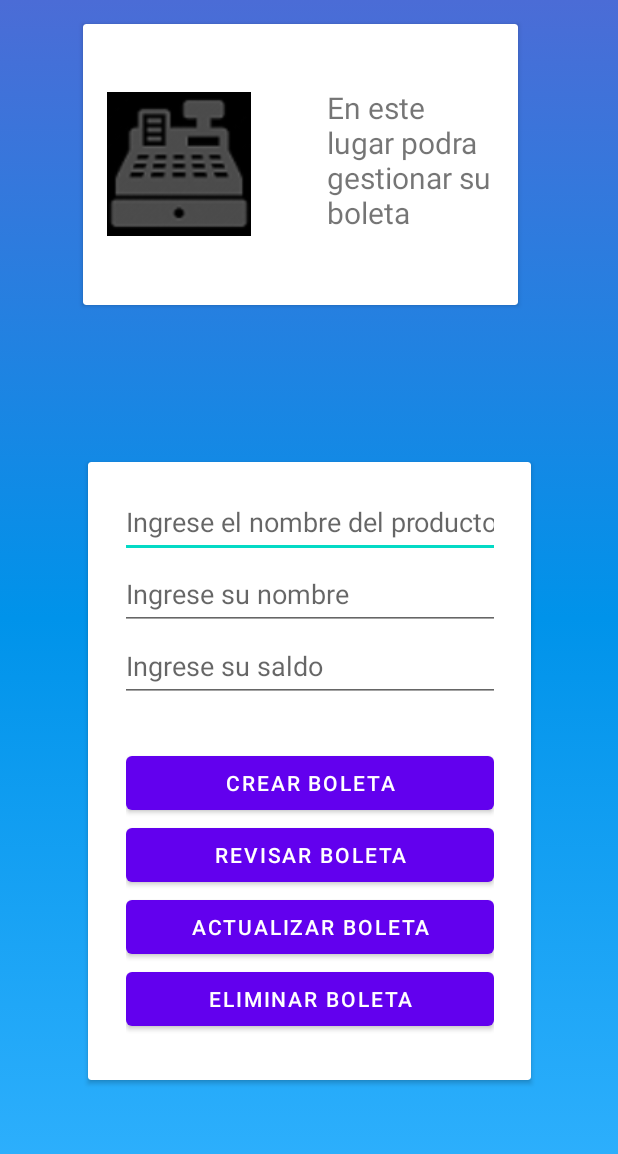
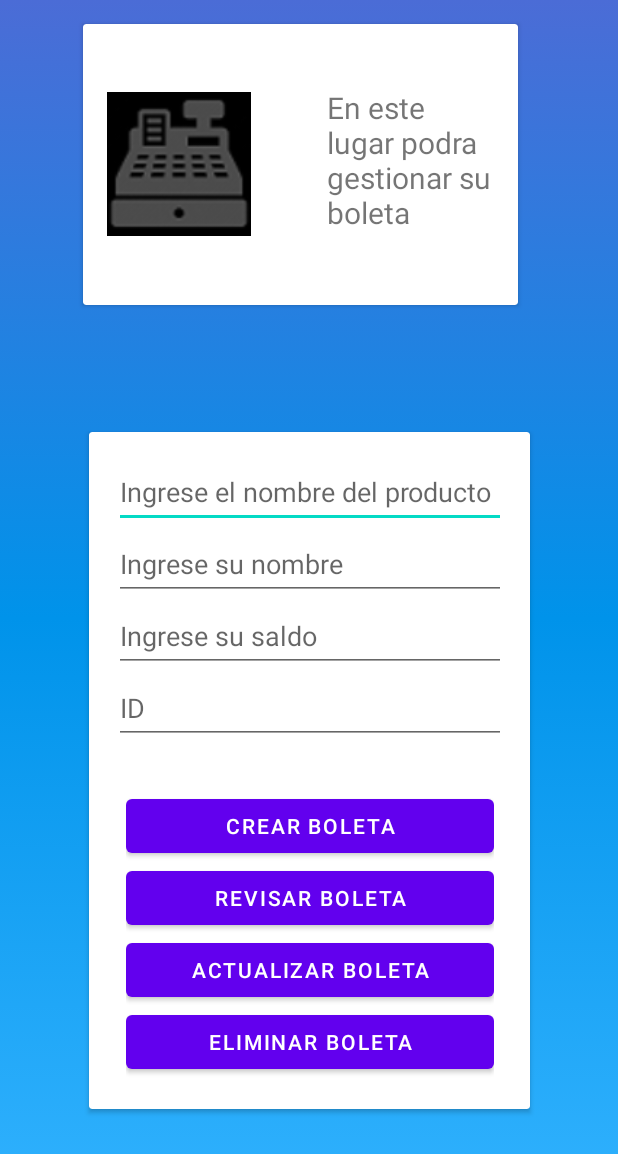
Before and after one commit to RogueBlaiddyd/Aplicacion_base_2, an Android app: the Comprar_act screen opened directly, with no data from a screen before it, on a phone screen of 412 x 824 dp. Shown: the top 1154 px of the screen. Run offline under Robolectric (Android 15) with nearby library versions, the phone set to English and light mode, and no system bars.

```diff
--- a/app/src/main/res/layout/activity_comprar.xml
+++ b/app/src/main/res/layout/activity_comprar.xml
@@ -46,12 +46,12 @@
     </androidx.cardview.widget.CardView>
 
     <androidx.cardview.widget.CardView
-        android:layout_width="295dp"
-        android:layout_height="412dp"
+        android:layout_width="294dp"
+        android:layout_height="451dp"
         app:layout_constraintBottom_toBottomOf="parent"
         app:layout_constraintEnd_toEndOf="parent"
         app:layout_constraintStart_toStartOf="parent"
-        app:layout_constraintTop_toBottomOf="@+id/cardView5" >
+        app:layout_constraintTop_toBottomOf="@+id/cardView5">
 
         <androidx.constraintlayout.widget.ConstraintLayout
             android:layout_width="match_parent"
@@ -59,8 +59,8 @@
 
             <LinearLayout
                 android:id="@+id/linearLayout4"
-                android:layout_width="253dp"
-                android:layout_height="145dp"
+                android:layout_width="261dp"
+                android:layout_height="203dp"
                 android:layout_marginTop="16dp"
                 android:orientation="vertical"
                 app:layout_constraintEnd_toEndOf="parent"
@@ -68,7 +68,7 @@
                 app:layout_constraintTop_toTopOf="parent">
 
                 <EditText
-                    android:id="@+id/editTextTextPersonName"
+                    android:id="@+id/produText"
                     android:layout_width="match_parent"
                     android:layout_height="wrap_content"
                     android:ems="10"
@@ -77,7 +77,7 @@
                     android:minHeight="48dp" />
 
                 <EditText
-                    android:id="@+id/editTextTextPersonName2"
+                    android:id="@+id/nameText"
                     android:layout_width="match_parent"
                     android:layout_height="wrap_content"
                     android:ems="10"
@@ -86,11 +86,20 @@
                     android:minHeight="48dp" />
 
                 <EditText
-                    android:id="@+id/editTextTextPersonName3"
+                    android:id="@+id/saldoText"
                     android:layout_width="match_parent"
                     android:layout_height="wrap_content"
                     android:ems="10"
                     android:hint="Ingrese su saldo"
+                    android:inputType="textPersonName"
+                    android:minHeight="48dp" />
+
+                <EditText
+                    android:id="@+id/idText"
+                    android:layout_width="match_parent"
+                    android:layout_height="wrap_content"
+                    android:ems="10"
+                    android:hint="ID"
                     android:inputType="textPersonName"
                     android:minHeight="48dp" />
             </LinearLayout>
@@ -108,24 +117,28 @@
                     android:id="@+id/button6"
                     android:layout_width="match_parent"
                     android:layout_height="wrap_content"
+                    android:onClick="crear"
                     android:text="Crear boleta" />
 
                 <Button
                     android:id="@+id/button7"
                     android:layout_width="match_parent"
                     android:layout_height="wrap_content"
+                    android:onClick="revisar"
                     android:text="Revisar boleta" />
 
                 <Button
                     android:id="@+id/button8"
                     android:layout_width="match_parent"
                     android:layout_height="wrap_content"
+                    android:onClick="actualizar"
                     android:text="Actualizar boleta" />
 
                 <Button
                     android:id="@+id/button9"
                     android:layout_width="match_parent"
                     android:layout_height="wrap_content"
+                    android:onClick="eliminar"
                     android:text="Eliminar boleta" />
             </LinearLayout>
         </androidx.constraintlayout.widget.ConstraintLayout>
```
Also changed, not shown: app/src/main/java/com/example/aplicacion_base/Comprar_act.java (+138 -0 lines), app/src/main/java/com/example/aplicacion_base/DB/AdminSQLiteOpenHelper.java (added, +27 -0 lines).
